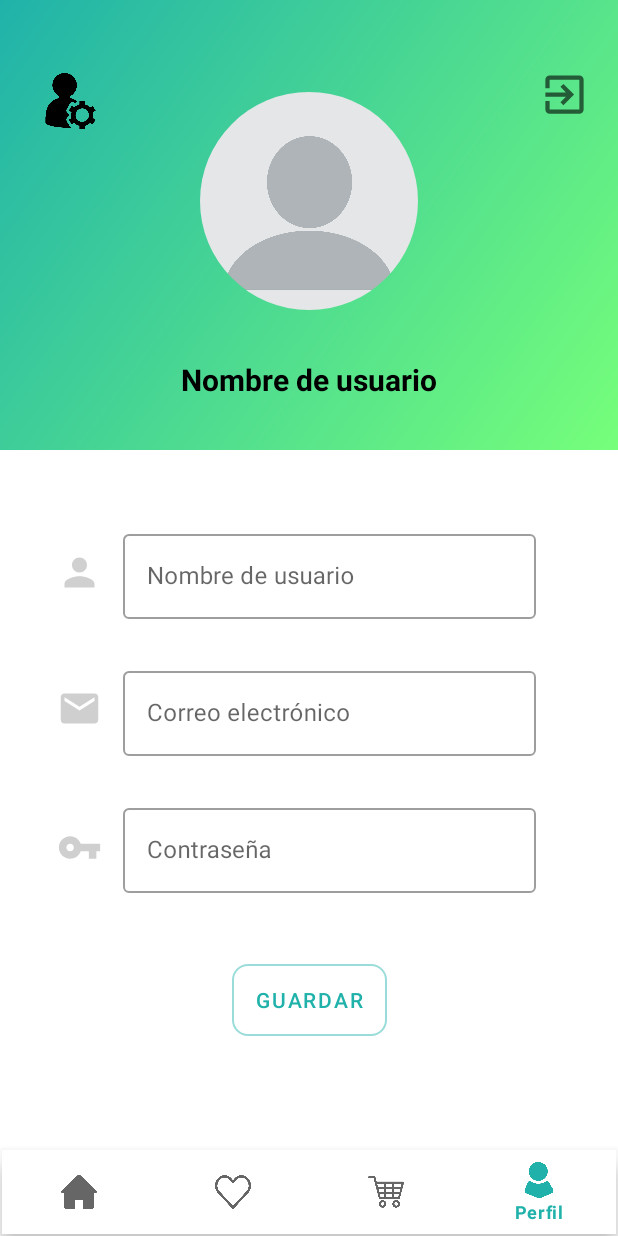
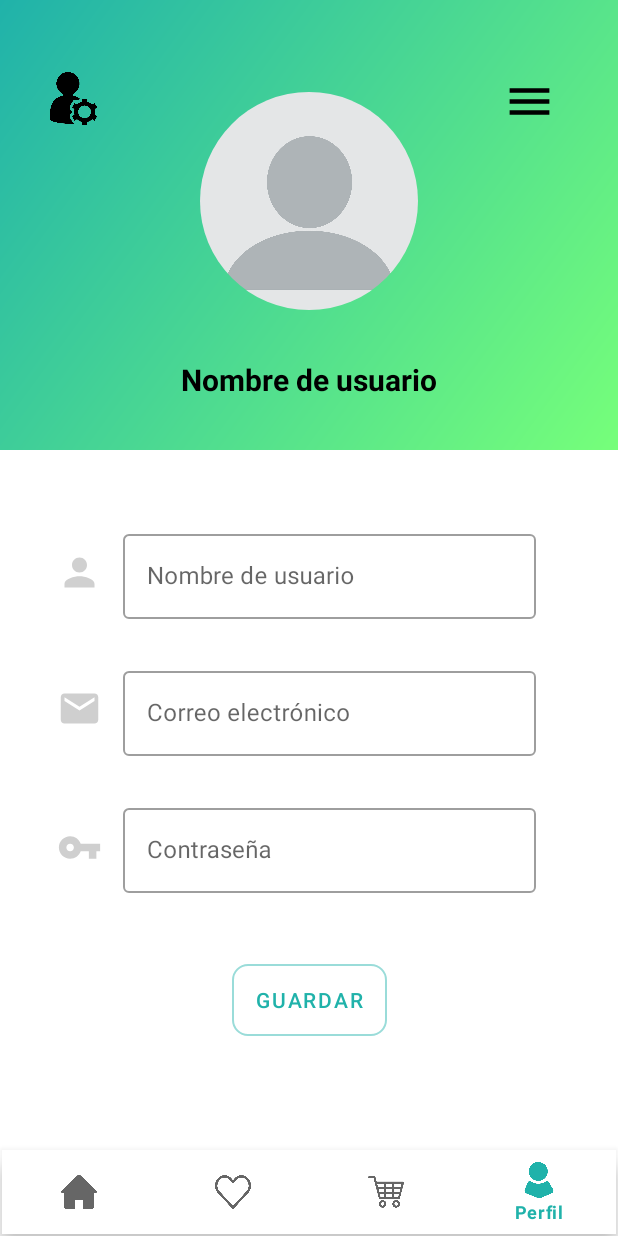
Before and after one commit to Mimenza/Reto01_JanEtaBizi, an Android app: the activity_6usuario screen opened directly, with no data from a screen before it, on a phone screen of 412 x 824 dp. Run offline under Robolectric (Android 15) with nearby library versions, the phone set to English and light mode, and no system bars; our stand-ins replace CircleImageView; Roboto replaces fonts that are not available here.

Commit message:
Menu usuario

```diff
--- a/app/src/main/res/drawable/ic_logout.xml
+++ b/app/src/main/res/drawable/ic_logout.xml
@@ -1,5 +1,5 @@
-<vector android:height="50dp" android:tint="?attr/colorControlNormal"
+<vector android:height="24dp" android:tint="#FF4444"
     android:viewportHeight="24" android:viewportWidth="24"
-    android:width="50dp" xmlns:android="http://schemas.android.com/apk/res/android">
+    android:width="24dp" xmlns:android="http://schemas.android.com/apk/res/android">
     <path android:fillColor="@android:color/white" android:pathData="M10.09,15.59L11.5,17l5,-5 -5,-5 -1.41,1.41L12.67,11H3v2h9.67l-2.58,2.59zM19,3H5c-1.11,0 -2,0.9 -2,2v4h2V5h14v14H5v-4H3v4c0,1.1 0.89,2 2,2h14c1.1,0 2,-0.9 2,-2V5c0,-1.1 -0.9,-2 -2,-2z"/>
 </vector>
--- /dev/null
+++ b/app/src/main/res/drawable/ic_menu.xml
@@ -0,0 +1,10 @@
+<vector xmlns:android="http://schemas.android.com/apk/res/android"
+    android:width="24dp"
+    android:height="24dp"
+    android:viewportWidth="24"
+    android:viewportHeight="24"
+    android:tint="?attr/colorPrimaryDark">
+  <path
+      android:fillColor="@android:color/white"
+      android:pathData="M3,18h18v-2L3,16v2zM3,13h18v-2L3,11v2zM3,6v2h18L21,6L3,6z"/>
+</vector>
--- a/app/src/main/res/layout/activity_5_3gracias.xml
+++ b/app/src/main/res/layout/activity_5_3gracias.xml
@@ -70,7 +70,7 @@
             android:layout_marginEnd="50dp"
             android:background="@drawable/my_button_border"
             android:backgroundTint="#20B2AA"
-            android:drawableRight="@drawable/baseline_keyboard_arrow_right_20"
+
             android:gravity="left|center_vertical"
             android:text="@string/seguir"
             android:textColor="@color/mainGreen"
@@ -144,6 +144,6 @@
         app:layout_constraintStart_toStartOf="parent"
         app:layout_constraintTop_toTopOf="parent"
         app:layout_constraintVertical_bias="0.614"
-        app:srcCompat="@drawable/fiesta" />
+       />
 
 </androidx.constraintlayout.widget.ConstraintLayout>
--- a/app/src/main/res/layout/activity_5carrito.xml
+++ b/app/src/main/res/layout/activity_5carrito.xml
@@ -114,7 +114,7 @@
             android:layout_marginEnd="50dp"
             android:background="@drawable/my_button_border"
             android:backgroundTint="#20B2AA"
-            android:drawableRight="@drawable/baseline_keyboard_arrow_right_20"
+
             android:gravity="left|center_vertical"
             android:text="@string/adress"
             android:textColor="@color/mainGreen"
--- a/app/src/main/res/layout/activity_6usuario.xml
+++ b/app/src/main/res/layout/activity_6usuario.xml
@@ -4,9 +4,10 @@
     xmlns:tools="http://schemas.android.com/tools"
     android:layout_width="match_parent"
     android:layout_height="match_parent"
-    tools:context=".activity_6usuario"
     android:focusable="true"
-    android:focusableInTouchMode="true">
+    android:focusableInTouchMode="true"
+    tools:context=".activity_6usuario">
+
 
     <TextView
         android:id="@+id/textView"
@@ -15,7 +16,7 @@
         android:background="@drawable/my_gradient_drawable"
         app:layout_constraintBottom_toBottomOf="parent"
         app:layout_constraintEnd_toEndOf="parent"
-        app:layout_constraintHorizontal_bias="0.0"
+        app:layout_constraintHorizontal_bias="1.0"
         app:layout_constraintStart_toStartOf="parent"
         app:layout_constraintTop_toTopOf="parent"
         app:layout_constraintVertical_bias="0.0" />
@@ -26,24 +27,23 @@
         android:layout_height="wrap_content"
         app:layout_constraintBottom_toBottomOf="parent"
         app:layout_constraintEnd_toEndOf="parent"
-        app:layout_constraintHorizontal_bias="0.950"
+        app:layout_constraintHorizontal_bias="0.856"
         app:layout_constraintStart_toStartOf="parent"
-        app:layout_constraintTop_toTopOf="parent"
-        app:layout_constraintVertical_bias="0.049"
         app:srcCompat="@drawable/ic_logout" />
-
 
     <ImageView
 
         android:id="@+id/imgv6_admin"
         android:layout_width="35dp"
-        android:layout_height="37dp"
+        android:layout_height="35dp"
+        android:layout_marginStart="32dp"
+        android:layout_marginEnd="270dp"
         app:layout_constraintBottom_toBottomOf="parent"
-        app:layout_constraintEnd_toStartOf="@+id/imgv6_logout"
-        app:layout_constraintHorizontal_bias="0.09"
+        app:layout_constraintEnd_toStartOf="@+id/imgv6_bottomsheet"
+        app:layout_constraintHorizontal_bias="0.538"
         app:layout_constraintStart_toStartOf="parent"
         app:layout_constraintTop_toTopOf="parent"
-        app:layout_constraintVertical_bias="0.062"
+        app:layout_constraintVertical_bias="0.061"
         app:srcCompat="@drawable/admin_icon" />
 
     <TextView
@@ -75,6 +75,7 @@
 
 
     <ImageView
+        android:id="@+id/imageView6"
         android:layout_width="30dp"
         android:layout_height="62dp"
         android:src="@drawable/ic_person"
@@ -106,6 +107,7 @@
     </com.google.android.material.textfield.TextInputLayout>
 
     <ImageView
+        android:id="@+id/imageView7"
         android:layout_width="30dp"
         android:layout_height="62dp"
         android:src="@drawable/ic_email"
@@ -137,6 +139,7 @@
     </com.google.android.material.textfield.TextInputLayout>
 
     <ImageView
+        android:id="@+id/imageView8"
         android:layout_width="30dp"
         android:layout_height="62dp"
         android:src="@drawable/ic_password"
@@ -192,8 +195,20 @@
         app:layout_constraintEnd_toEndOf="parent"
         app:layout_constraintHorizontal_bias="0.0"
         app:layout_constraintStart_toStartOf="parent"
-        app:layout_constraintTop_toTopOf="parent"
+        app:layout_constraintTop_toBottomOf="@+id/imgv6_bottomsheet"
         app:layout_constraintVertical_bias="1.0"
-        app:menu="@menu/navigation">
-    </com.google.android.material.bottomnavigation.BottomNavigationView>
+        app:menu="@menu/navigation"></com.google.android.material.bottomnavigation.BottomNavigationView>
+
+    <ImageView
+        android:id="@+id/imgv6_bottomsheet"
+        android:layout_width="35dp"
+        android:layout_height="35dp"
+        app:layout_constraintBottom_toTopOf="@+id/txt_6nombreuser"
+        app:layout_constraintEnd_toEndOf="parent"
+        app:layout_constraintHorizontal_bias="0.581"
+        app:layout_constraintStart_toEndOf="@+id/imgv_6perfil"
+        app:layout_constraintTop_toTopOf="@+id/textView"
+        app:layout_constraintVertical_bias="0.244"
+        app:srcCompat="@drawable/ic_menu" />
+
 </androidx.constraintlayout.widget.ConstraintLayout>
--- a/app/src/main/res/values/strings.xml
+++ b/app/src/main/res/values/strings.xml
@@ -96,4 +96,7 @@
     <!--Producto-->
     <string name="lorem">Lorem Ipsum is simply dummy text of the printing and typesetting industry. Lorem Ipsum has been the industry\'s standard dummy text ever since the 1500s, when an unknown printer took a galley of type and scrambled it to make a type specimen book. It has survived not only five centuries, but also the leap into electronic typesetting, remaining essentially unchanged. It was popularised in the 1960s with the release of Letraset sheets containing Lorem Ipsum passages, and more recently with desktop publishing software like Aldus PageMaker including versions of Lorem Ipsum.</string>
     <string name="zero">0</string>
+    <string name="Idiomas">Idiomas</string>
+    <string name="tema">Tema</string>
+    <string name="logout">Cerrar sesión</string>
 </resources>
--- a/app/src/main/res/values/themes.xml
+++ b/app/src/main/res/values/themes.xml
@@ -30,4 +30,9 @@
 
     <style name="Theme.Reto01.PopupOverlay" parent="ThemeOverlay.AppCompat.Light" />
 
+
+    <style name="DialogAnimation">
+        <item name="android:windowEnterAnimation">@anim/slide_in_bottom</item>
+        <item name="android:windowExitAnimation">@anim/slide_out_bottom</item>
+    </style>
 </resources>
```
Also changed, not shown: app/src/main/java/com/example/reto01/activity_6usuario.kt (+53 -4 lines), app/src/main/res/anim/slide_in_bottom.xml (added, +10 -0 lines), app/src/main/res/anim/slide_out_bottom.xml (added, +10 -0 lines), app/src/main/res/drawable/bg_dialog.xml (added, +17 -0 lines), app/src/main/res/drawable/ic_backgrounc.xml (added, +10 -0 lines), app/src/main/res/drawable/ic_language.xml (added, +10 -0 lines), app/src/main/res/layout/activity_5_1adress.xml (+8 -8 lines), app/src/main/res/layout/activity_5_2payment.xml (+4 -4 lines), app/src/main/res/layout/bottom_sheet.xml (added, +78 -0 lines).
